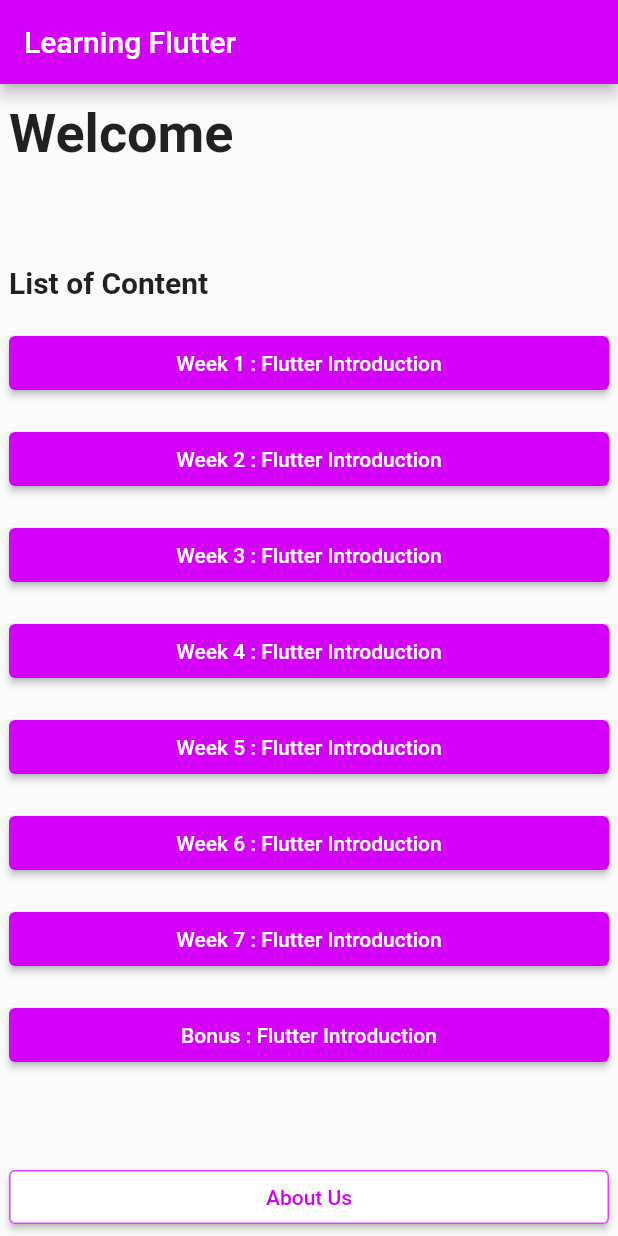
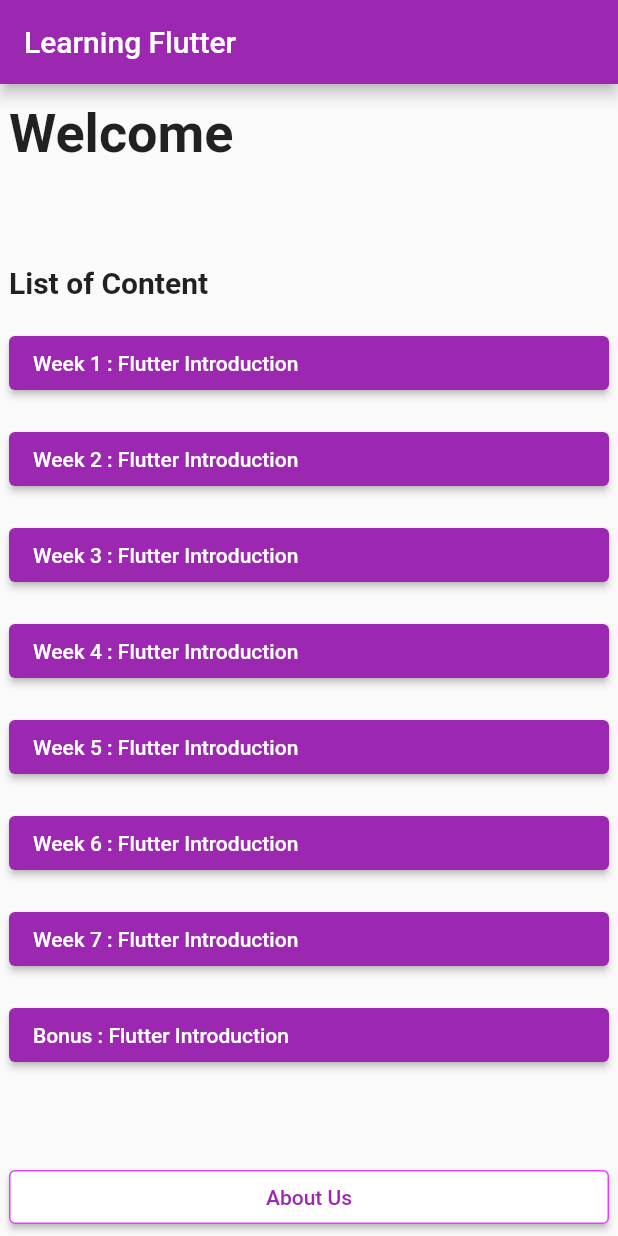
Before and after one commit to Three-Musketeers-IF-C-Sore/learningflutter_threemusketeers_ifcsore, a Flutter app: the screen it shows after launch, on a phone screen of 412 x 824 dp. Run offline on Flutter 3.47's test engine with Material 2 defaults, Android fonts, the phone set to English and light mode, and no system bars; Roboto replaces fonts that are missing (Plus Jakarta Sans).

Commit message:
Update main.dart

```diff
--- a/lib/main.dart
+++ b/lib/main.dart
@@ -37,7 +37,7 @@ class _MyHomePageState extends State<MyHomePage> {
     return Scaffold(
       appBar: AppBar(
         title: Text(widget.title),
-        backgroundColor: Colors.purpleAccent.shade400,
+        backgroundColor: Colors.purple.shade500,
       ),
       body: Center(
           child: SingleChildScrollView(
@@ -78,7 +78,8 @@ class _MyHomePageState extends State<MyHomePage> {
                 },
                 style: ElevatedButton.styleFrom(
                     fixedSize: const Size(400, 35),
-                    backgroundColor: Colors.purpleAccent.shade400),
+                    backgroundColor: Colors.purple.shade500,
+                    alignment: Alignment.centerLeft),
                 child: const Text('Week 1 : Flutter Introduction')),
             const Padding(padding: EdgeInsets.all(8)),
             ElevatedButton(
@@ -87,7 +88,8 @@ class _MyHomePageState extends State<MyHomePage> {
                 },
                 style: ElevatedButton.styleFrom(
                     fixedSize: const Size(400, 35),
-                    backgroundColor: Colors.purpleAccent.shade400),
+                    backgroundColor: Colors.purple.shade500,
+                    alignment: Alignment.centerLeft),
                 child: const Text('Week 2 : Flutter Introduction')),
             const Padding(padding: EdgeInsets.all(8)),
             ElevatedButton(
@@ -96,7 +98,8 @@ class _MyHomePageState extends State<MyHomePage> {
                 },
                 style: ElevatedButton.styleFrom(
                     fixedSize: const Size(400, 35),
-                    backgroundColor: Colors.purpleAccent.shade400),
+                    backgroundColor: Colors.purple.shade500,
+                    alignment: Alignment.centerLeft),
                 child: const Text('Week 3 : Flutter Introduction')),
             const Padding(padding: EdgeInsets.all(8)),
             ElevatedButton(
@@ -105,7 +108,8 @@ class _MyHomePageState extends State<MyHomePage> {
                 },
                 style: ElevatedButton.styleFrom(
                     fixedSize: const Size(400, 35),
-                    backgroundColor: Colors.purpleAccent.shade400),
+                    backgroundColor: Colors.purple.shade500,
+                    alignment: Alignment.centerLeft),
                 child: const Text('Week 4 : Flutter Introduction')),
             const Padding(padding: EdgeInsets.all(8)),
             ElevatedButton(
@@ -114,7 +118,8 @@ class _MyHomePageState extends State<MyHomePage> {
                 },
                 style: ElevatedButton.styleFrom(
                     fixedSize: const Size(400, 35),
-                    backgroundColor: Colors.purpleAccent.shade400),
+                    backgroundColor: Colors.purple.shade500,
+                    alignment: Alignment.centerLeft),
                 child: const Text('Week 5 : Flutter Introduction')),
             const Padding(padding: EdgeInsets.all(8)),
             ElevatedButton(
@@ -123,7 +128,8 @@ class _MyHomePageState extends State<MyHomePage> {
                 },
                 style: ElevatedButton.styleFrom(
                     fixedSize: const Size(400, 35),
-                    backgroundColor: Colors.purpleAccent.shade400),
+                    backgroundColor: Colors.purple.shade500,
+                    alignment: Alignment.centerLeft),
                 child: const Text('Week 6 : Flutter Introduction')),
             const Padding(padding: EdgeInsets.all(8)),
             ElevatedButton(
@@ -132,7 +138,8 @@ class _MyHomePageState extends State<MyHomePage> {
                 },
                 style: ElevatedButton.styleFrom(
                     fixedSize: const Size(400, 35),
-                    backgroundColor: Colors.purpleAccent.shade400),
+                    backgroundColor: Colors.purple.shade500,
+                    alignment: Alignment.centerLeft),
                 child: const Text('Week 7 : Flutter Introduction')),
             const Padding(padding: EdgeInsets.all(8)),
             ElevatedButton(
@@ -141,7 +148,8 @@ class _MyHomePageState extends State<MyHomePage> {
                 },
                 style: ElevatedButton.styleFrom(
                     fixedSize: const Size(400, 35),
-                    backgroundColor: Colors.purpleAccent.shade400),
+                    backgroundColor: Colors.purple.shade500,
+                    alignment: Alignment.centerLeft),
                 child: const Text('Bonus : Flutter Introduction')),
             const Padding(padding: EdgeInsets.all(30)),
             ElevatedButton(
@@ -151,7 +159,7 @@ class _MyHomePageState extends State<MyHomePage> {
                 style: ElevatedButton.styleFrom(
                     fixedSize: const Size(400, 35),
                     backgroundColor: Colors.white,
-                    foregroundColor: Colors.purpleAccent.shade400,
+                    foregroundColor: Colors.purple.shade500,
                     side:
                         const BorderSide(width: 1, color: Colors.purpleAccent)),
                 child: const Text('About Us')),
```
